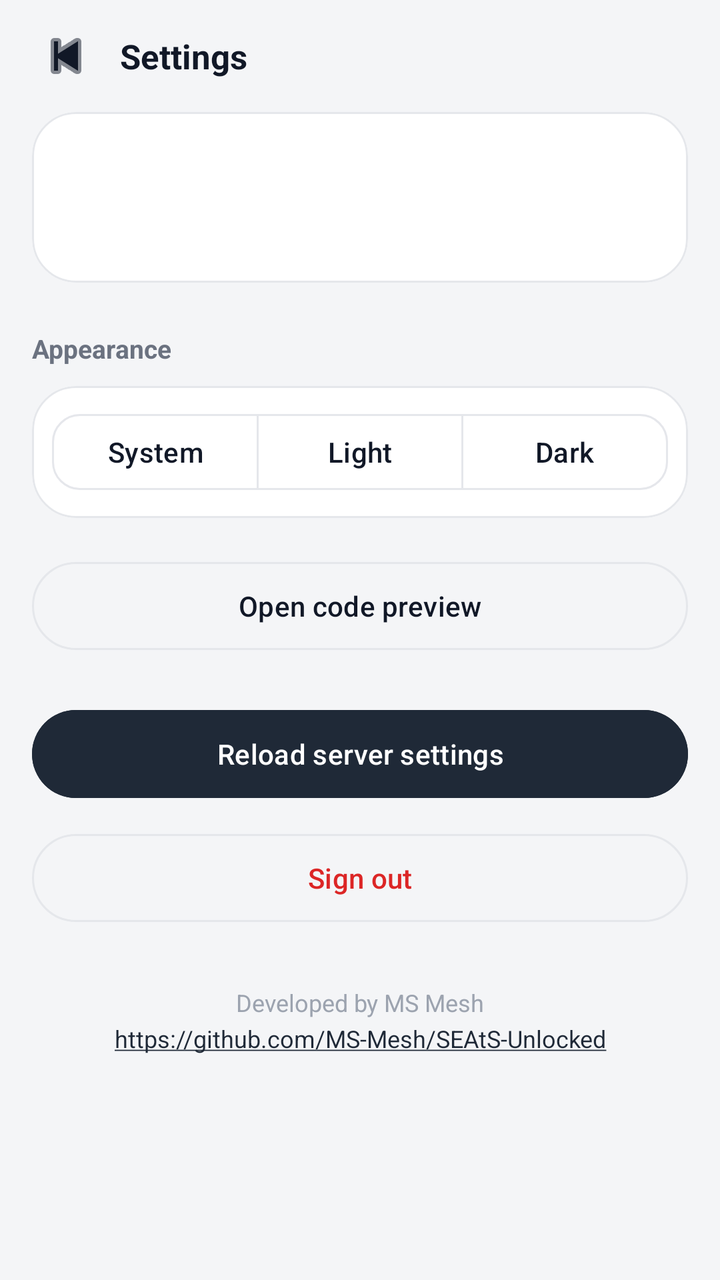
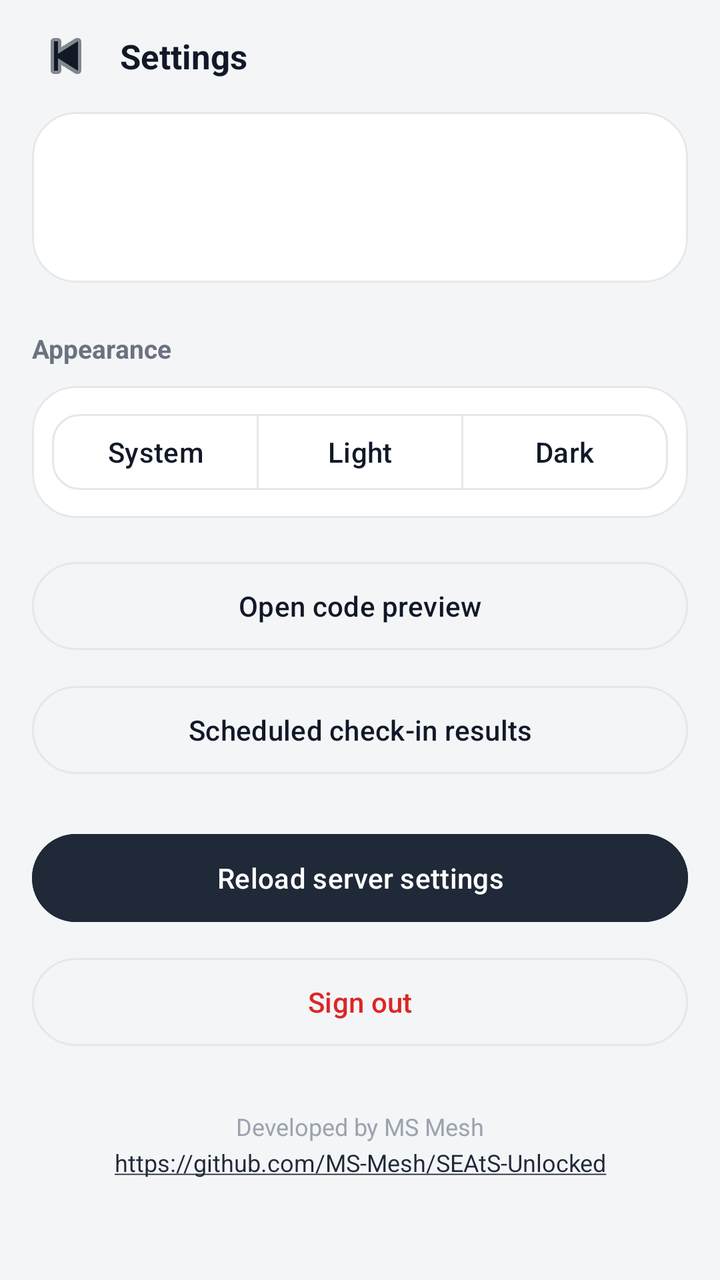

Compare the two renders of this Android layout. The source of the first and the diff that turns it into the second are given below.
<!-- AndroidManifest.xml: application theme Theme.SeatsCompanion -->
<!-- res/layout/activity_settings.xml -->
<?xml version="1.0" encoding="utf-8"?>
<LinearLayout xmlns:android="http://schemas.android.com/apk/res/android"
	xmlns:app="http://schemas.android.com/apk/res-auto"
	android:layout_width="match_parent"
	android:layout_height="match_parent"
	android:background="@color/bg"
	android:fitsSystemWindows="true"
	android:orientation="vertical">

	<LinearLayout
		android:layout_width="match_parent"
		android:layout_height="56dp"
		android:gravity="center_vertical"
		android:orientation="horizontal"
		android:paddingHorizontal="12dp">

		<ImageButton
			android:id="@+id/toolbar_back"
			android:layout_width="42dp"
			android:layout_height="42dp"
			android:background="?attr/selectableItemBackgroundBorderless"
			android:contentDescription="Back"
			android:padding="10dp"
			android:src="@android:drawable/ic_media_previous"
			android:tint="@color/text_primary" />

		<TextView
			android:layout_width="wrap_content"
			android:layout_height="wrap_content"
			android:layout_marginStart="6dp"
			android:text="Settings"
			android:textColor="@color/text_primary"
			android:textSize="17sp"
			android:textStyle="bold" />
	</LinearLayout>

	<ScrollView
		android:layout_width="match_parent"
		android:layout_height="0dp"
		android:layout_weight="1">

		<LinearLayout
			android:layout_width="match_parent"
			android:layout_height="wrap_content"
			android:orientation="vertical"
			android:paddingHorizontal="16dp"
			android:paddingBottom="28dp">

			<com.google.android.material.card.MaterialCardView
				android:layout_width="match_parent"
				android:layout_height="wrap_content"
				app:cardBackgroundColor="@color/surface"
				app:cardCornerRadius="22dp"
				app:cardElevation="0dp"
				app:strokeColor="@color/divider"
				app:strokeWidth="1dp">

				<LinearLayout
					android:layout_width="match_parent"
					android:layout_height="wrap_content"
					android:orientation="vertical"
					android:padding="18dp">

					<TextView
						android:id="@+id/settings_email"
						android:layout_width="match_parent"
						android:layout_height="wrap_content"
						android:textColor="@color/text_primary"
						android:textSize="16sp"
						android:textStyle="bold" />

					<TextView
						android:id="@+id/settings_details"
						android:layout_width="match_parent"
						android:layout_height="wrap_content"
						android:layout_marginTop="10dp"
						android:lineSpacingExtra="5dp"
						android:textColor="@color/text_secondary"
						android:textSize="13sp" />
				</LinearLayout>
			</com.google.android.material.card.MaterialCardView>

			<TextView
				android:layout_width="wrap_content"
				android:layout_height="wrap_content"
				android:layout_marginTop="24dp"
				android:layout_marginBottom="10dp"
				android:text="Appearance"
				android:textColor="@color/text_secondary"
				android:textSize="13sp"
				android:textStyle="bold" />

			<com.google.android.material.card.MaterialCardView
				android:layout_width="match_parent"
				android:layout_height="wrap_content"
				app:cardBackgroundColor="@color/surface"
				app:cardCornerRadius="22dp"
				app:cardElevation="0dp"
				app:strokeColor="@color/divider"
				app:strokeWidth="1dp">

				<com.google.android.material.button.MaterialButtonToggleGroup
					android:id="@+id/theme_group"
					android:layout_width="match_parent"
					android:layout_height="wrap_content"
					android:layout_margin="10dp"
					app:selectionRequired="true"
					app:singleSelection="true">

					<com.google.android.material.button.MaterialButton
						android:id="@+id/theme_system"
						style="?attr/materialButtonOutlinedStyle"
						app:backgroundTint="@color/theme_toggle_bg"
						android:layout_width="0dp"
						android:layout_height="46dp"
						android:layout_weight="1"
						android:text="System"
						android:textAllCaps="false"
						android:textColor="@color/theme_toggle_text"
						app:cornerRadius="14dp"
						app:strokeColor="@color/divider" />

					<com.google.android.material.button.MaterialButton
						android:id="@+id/theme_light"
						style="?attr/materialButtonOutlinedStyle"
						app:backgroundTint="@color/theme_toggle_bg"
						android:layout_width="0dp"
						android:layout_height="46dp"
						android:layout_weight="1"
						android:text="Light"
						android:textAllCaps="false"
						android:textColor="@color/theme_toggle_text"
						app:cornerRadius="14dp"
						app:strokeColor="@color/divider" />

					<com.google.android.material.button.MaterialButton
						android:id="@+id/theme_dark"
						style="?attr/materialButtonOutlinedStyle"
						app:backgroundTint="@color/theme_toggle_bg"
						android:layout_width="0dp"
						android:layout_height="46dp"
						android:layout_weight="1"
						android:text="Dark"
						android:textAllCaps="false"
						android:textColor="@color/theme_toggle_text"
						app:cornerRadius="14dp"
						app:strokeColor="@color/divider" />
				</com.google.android.material.button.MaterialButtonToggleGroup>
			</com.google.android.material.card.MaterialCardView>

			<com.google.android.material.button.MaterialButton
				android:id="@+id/preview_button"
				style="?attr/materialButtonOutlinedStyle"
				android:layout_width="match_parent"
				android:layout_height="52dp"
				android:layout_marginTop="18dp"
				android:text="Open code preview"
				android:textAllCaps="false"
				android:textColor="@color/text_primary"
				app:cornerRadius="26dp"
				app:strokeColor="@color/divider" />

			<com.google.android.material.button.MaterialButton
				android:id="@+id/settings_refresh"
				android:layout_width="match_parent"
				android:layout_height="52dp"
				android:layout_marginTop="22dp"
				android:backgroundTint="@color/accent"
				android:text="Reload server settings"
				android:textAllCaps="false"
				android:textColor="@color/surface"
				app:cornerRadius="26dp" />

			<com.google.android.material.button.MaterialButton
				android:id="@+id/settings_logout"
				style="?attr/materialButtonOutlinedStyle"
				android:layout_width="match_parent"
				android:layout_height="52dp"
				android:layout_marginTop="10dp"
				android:text="Sign out"
				android:textAllCaps="false"
				android:textColor="@color/red_text"
				app:cornerRadius="26dp"
				app:strokeColor="@color/divider" />

			<TextView
				android:layout_width="match_parent"
				android:layout_height="wrap_content"
				android:layout_marginTop="28dp"
				android:autoLink="web"
				android:gravity="center"
				android:lineSpacingExtra="4dp"
				android:linksClickable="true"
				android:text="Developed by MS Mesh\nhttps://github.com/MS-Mesh/SEAtS-Unlocked"
				android:textColor="@color/text_tertiary"
				android:textSize="12sp" />
		</LinearLayout>
	</ScrollView>
</LinearLayout>
<!-- resources referenced by this layout -->
<resources>
  <color name="accent">#1F2937</color>
  <color name="bg">#F4F5F7</color>
  <color name="divider">#E5E7EB</color>
  <color name="red_text">#DC2626</color>
  <color name="surface">#FFFFFF</color>
  <color name="text_primary">#111827</color>
  <color name="text_secondary">#6B7280</color>
  <color name="text_tertiary">#9CA3AF</color>
  <style name="Theme.SeatsCompanion" parent="Theme.Material3.DayNight.NoActionBar">
  		<item name="android:statusBarColor">@color/bg</item>
  		<item name="android:navigationBarColor">@color/surface</item>
  		<item name="android:windowLightStatusBar">true</item>
  		<item name="android:windowLightNavigationBar">true</item>
  		<item name="android:windowBackground">@color/bg</item>
  		<item name="android:windowDisablePreview">true</item>
  		<item name="android:colorBackground">@color/bg</item>
  		<item name="colorPrimary">@color/accent</item>
  		<item name="colorOnPrimary">@color/surface</item>
  		<item name="colorSecondary">@color/accent_blue</item>
  		<item name="android:textColorPrimary">@color/text_primary</item>
  		<item name="android:textColorSecondary">@color/text_secondary</item>
  	</style>
  <color name="accent_blue">#2563EB</color>
</resources>

<!-- the commit's change to res/layout/activity_settings.xml (unified diff, before → after) -->
@@ -161,6 +161,18 @@
 				app:strokeColor="@color/divider" />
 
 			<com.google.android.material.button.MaterialButton
+				android:id="@+id/settings_results"
+				style="?attr/materialButtonOutlinedStyle"
+				android:layout_width="match_parent"
+				android:layout_height="52dp"
+				android:layout_marginTop="10dp"
+				android:text="Scheduled check-in results"
+				android:textAllCaps="false"
+				android:textColor="@color/text_primary"
+				app:cornerRadius="26dp"
+				app:strokeColor="@color/divider" />
+
+			<com.google.android.material.button.MaterialButton
 				android:id="@+id/settings_refresh"
 				android:layout_width="match_parent"
 				android:layout_height="52dp"
